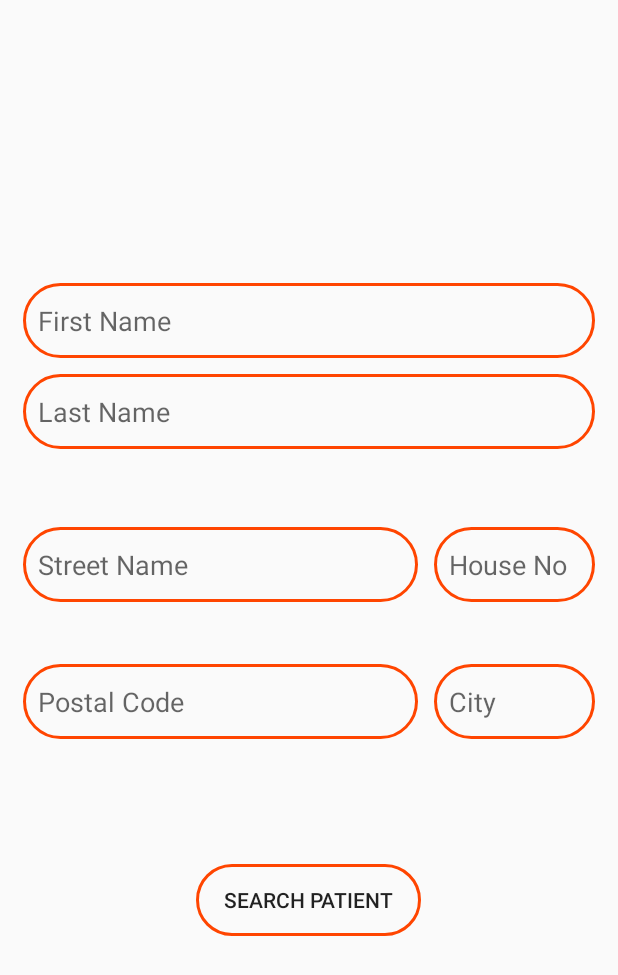
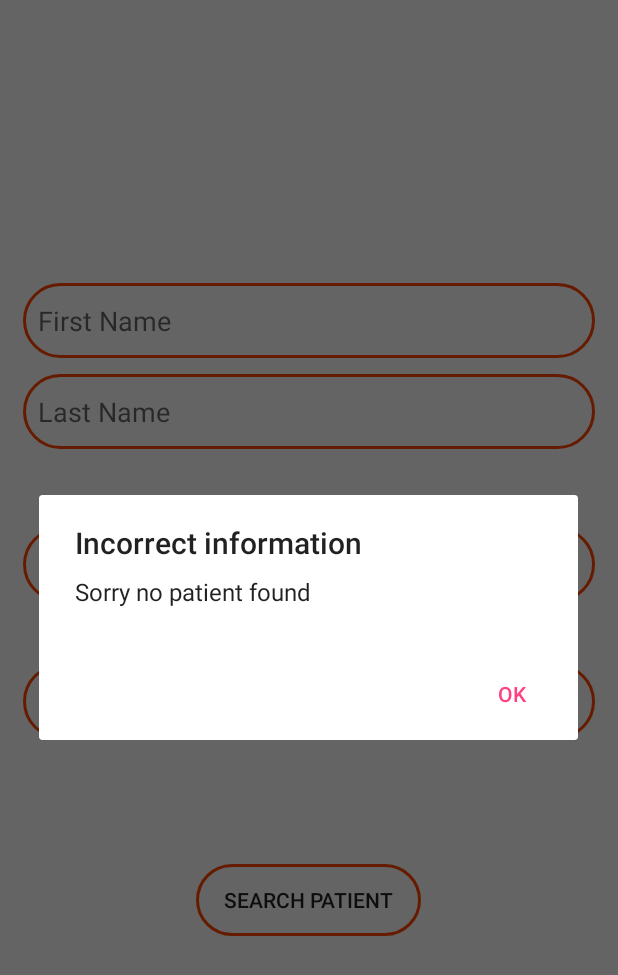
Before and after one commit to sohaiboh/h3ko, an Android app: the fragment TwoFragment shown on its own in the app's theme, after a tap on "SEARCH PATIENT", on a phone screen of 412 x 824 dp. Shown: the top 975 px of the screen. Run offline under Robolectric (Android 15) with nearby library versions, the light colour scheme and no system bars.

Commit message:
Error if not patient is found

```diff
--- a/app/src/main/java/com/example/suhayb/h3ko/Utils/UtilsHelper.java
+++ b/app/src/main/java/com/example/suhayb/h3ko/Utils/UtilsHelper.java
@@ -1,7 +1,12 @@
 package com.example.suhayb.h3ko.Utils;
 
 import android.app.Activity;
+import android.content.Context;
+import android.content.DialogInterface;
+import android.support.v7.app.AlertDialog;
 import android.view.inputmethod.InputMethodManager;
+
+import com.example.suhayb.h3ko.R;
 
 public class UtilsHelper {
 
@@ -12,4 +17,19 @@ public class UtilsHelper {
         inputMethodManager.hideSoftInputFromWindow(
                 activity.getCurrentFocus().getWindowToken(), 0);
     }
+
+    public static void showAlert(final Context context, String title, String msg) {
+        AlertDialog.Builder alertDialogBuilder = new AlertDialog.Builder(context);
+        alertDialogBuilder.setTitle(title);
+        alertDialogBuilder
+                .setMessage(msg)
+                .setCancelable(false)
+                .setPositiveButton(R.string.ok, new DialogInterface.OnClickListener() {
+                    public void onClick(DialogInterface dialog, int id) {
+                        dialog.dismiss();
+                    }
+                });
+        AlertDialog alertDialog = alertDialogBuilder.create();
+        alertDialog.show();
+    }
 }
--- a/app/src/main/java/com/example/suhayb/h3ko/fragments/TwoFragment.java
+++ b/app/src/main/java/com/example/suhayb/h3ko/fragments/TwoFragment.java
@@ -9,6 +9,7 @@ import android.widget.Button;
 import android.widget.Toast;
 
 import com.example.suhayb.h3ko.R;
+import com.example.suhayb.h3ko.Utils.UtilsHelper;
 
 
 public class TwoFragment extends Fragment {
@@ -41,6 +42,9 @@ public class TwoFragment extends Fragment {
             public void onClick(View view) {
 //                TODO: Call service here!
                 Toast.makeText(getContext(), "WORKING", Toast.LENGTH_SHORT).show();
+
+//                if error from WS
+                UtilsHelper.showAlert(getContext(),getString(R.string.error_finding_patient_title),getString(R.string.error_finding_patient_msg));
             }
         });
     }
--- a/app/src/main/res/values/strings.xml
+++ b/app/src/main/res/values/strings.xml
@@ -2,7 +2,7 @@
 <resources>
     <string name="app_name">H3ko</string>
 
-    <!--Tag Activity-->
+    <!--Tag-->
     <string name="photo_tab">Photo</string>
     <string name="info_tab">Name/Address</string>
     <string name="card_tab">Card Number</string>
@@ -19,4 +19,8 @@
     <string name="card_number">Card Number</string>
     <string name="search_patient">Search Patient</string>
 
+    <!--Helper-->
+    <string name="ok">Ok</string>
+    <string name="error_finding_patient_title">Incorrect information</string>
+    <string name="error_finding_patient_msg">Sorry no patient found</string>
 </resources>
```
Also changed, not shown: 1 other file.
